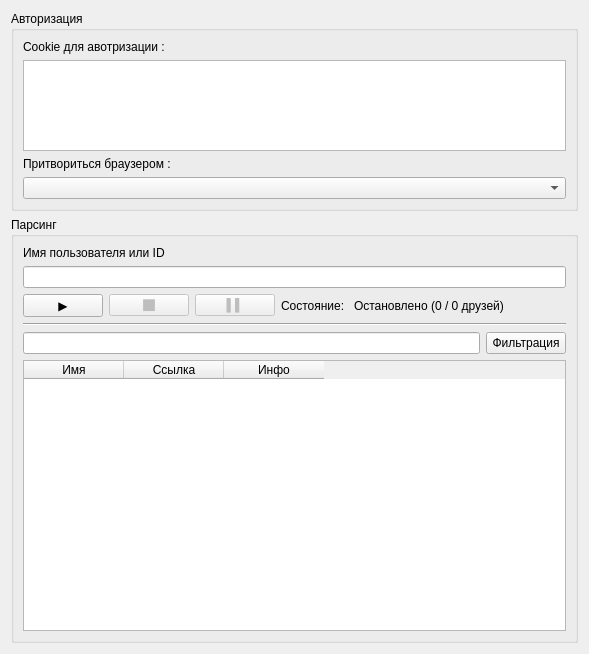
The window that Sources/Parser/MainWindow.ui (darkoffalex/fb-friends-parser) describes before a commit, drawn with Qt 5.
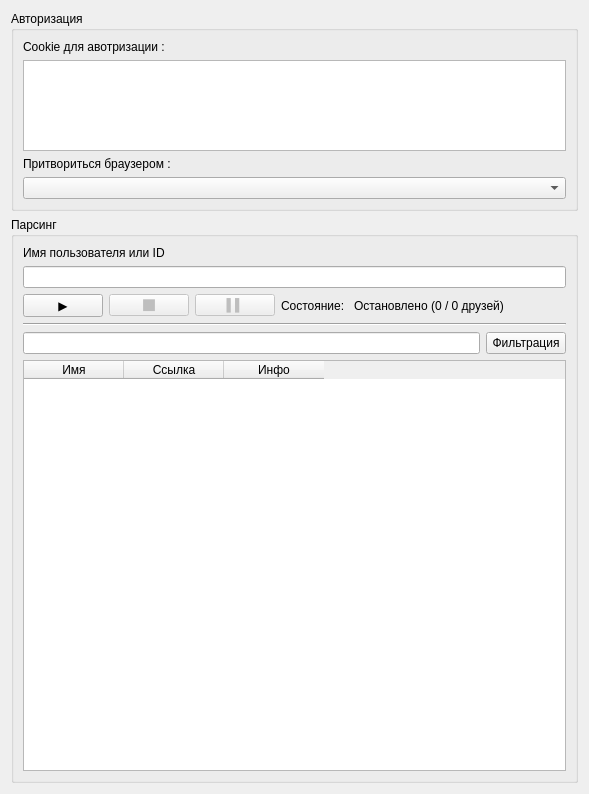
The same window after the commit.

Patch:
```diff
--- a/Sources/Parser/MainWindow.ui
+++ b/Sources/Parser/MainWindow.ui
@@ -7,7 +7,7 @@
     <x>0</x>
     <y>0</y>
     <width>589</width>
-    <height>654</height>
+    <height>794</height>
    </rect>
   </property>
   <property name="windowTitle">
```
